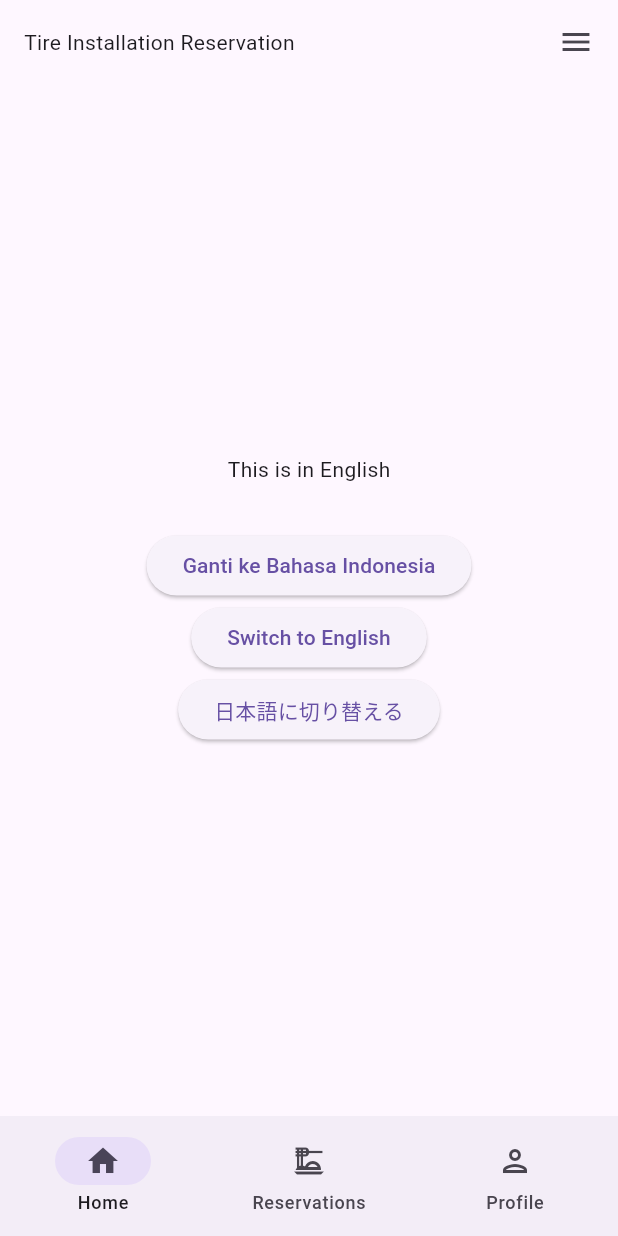
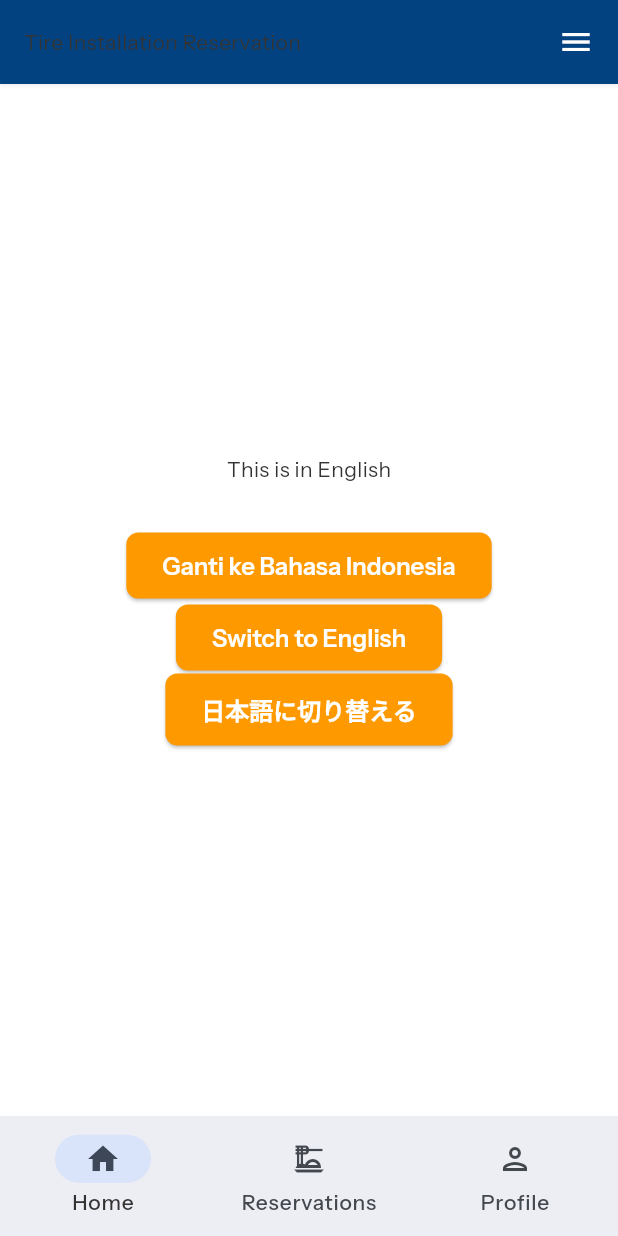
Before and after one commit to Rizz404/tires, a Flutter app: the screen it shows after launch, on a phone screen of 412 x 824 dp. Run offline on Flutter 3.47's test engine with Material 3 defaults, Android fonts, the phone set to English and light mode, and no system bars; our stand-ins replace auto_route, bot_toast, cached_network_image, dio, equatable, flutter_form_builder and 5 more.

Commit message:
feat(theme): add theme

```diff
--- a/lib/core/theme/app_theme.dart
+++ b/lib/core/theme/app_theme.dart
@@ -0,0 +1,171 @@
+import 'package:flutter/cupertino.dart';
+import 'package:flutter/material.dart';
+
+class AppTheme {
+  // * Font Families from CSS
+  static const String fontSans = 'InstrumentSans';
+  static const String fontJP = 'NotoSansJP';
+  static const String fontEN = 'NotoSans';
+
+  // * Color Palette from CSS
+  static const Color brand = Color(0xFF004080);
+  static const Color brandSub = Color(0xFFE6F0FA);
+  static const Color mainButton = Color(0xFFFF9900);
+  static const Color mainButtonHover = Color(0xFFE68A00);
+  static const Color mainText = Color(0xFF333333);
+  static const Color link = Color(0xFF004080);
+  static const Color linkHover = Color(0xFF002244);
+  static const Color disabled = Color(0xFFE0E0E0);
+  static const Color footerBg = Color(0xFF004080);
+  static const Color footerText = Color(0xFFFFFFFF);
+
+  // * ThemeData Getter for Material Design (Light)
+  static ThemeData get lightTheme {
+    final baseTheme = ThemeData.light(useMaterial3: true);
+
+    return baseTheme.copyWith(
+      brightness: Brightness.light,
+      primaryColor: brand,
+      scaffoldBackgroundColor: Colors.white,
+      colorScheme: ColorScheme.fromSeed(
+        seedColor: brand,
+        brightness: Brightness.light,
+        primary: brand,
+        secondary: mainButton,
+        surface: Colors.white,
+        onSurface: mainText,
+        error: Colors.red.shade700,
+      ),
+      textTheme: baseTheme.textTheme
+          .copyWith(
+            // Mapping from CSS text sizes
+            headlineLarge: const TextStyle(
+              fontSize: 24,
+              fontWeight: FontWeight.bold,
+              color: mainText,
+            ),
+            headlineMedium: const TextStyle(
+              fontSize: 20,
+              fontWeight: FontWeight.bold,
+              color: mainText,
+            ),
+            headlineSmall: const TextStyle(
+              fontSize: 18,
+              fontWeight: FontWeight.w600,
+              color: mainText,
+            ),
+            titleLarge: const TextStyle(
+              fontSize: 16,
+              fontWeight: FontWeight.w600,
+              color: mainText,
+            ),
+            bodyLarge: const TextStyle(fontSize: 16, color: mainText),
+            bodyMedium: const TextStyle(fontSize: 14, color: mainText),
+            labelLarge: const TextStyle(
+              fontSize: 16,
+              fontWeight: FontWeight.w500,
+            ),
+            labelMedium: const TextStyle(
+              fontSize: 14,
+              fontWeight: FontWeight.w500,
+            ),
+          )
+          .apply(
+            fontFamily: fontSans,
+            bodyColor: mainText,
+            displayColor: mainText,
+          ),
+      appBarTheme: const AppBarTheme(
+        backgroundColor: brand,
+        foregroundColor: Colors.white,
+        elevation: 1,
+        shadowColor: Colors.black26,
+        titleTextStyle: TextStyle(
+          fontFamily: fontSans,
+          fontSize: 18,
+          fontWeight: FontWeight.w600,
+          color: Colors.white,
+        ),
+      ),
+      cardTheme: CardThemeData(
+        color: Colors.white,
+        elevation: 2,
+        shadowColor: Colors.grey.withValues(alpha: 0.2),
+        shape: RoundedRectangleBorder(
+          borderRadius: BorderRadius.circular(8),
+          side: BorderSide(color: Colors.grey.shade200, width: 1),
+        ),
+      ),
+      elevatedButtonTheme: ElevatedButtonThemeData(
+        style: ElevatedButton.styleFrom(
+          backgroundColor: mainButton,
+          foregroundColor: Colors.white,
+          disabledBackgroundColor: disabled,
+          disabledForegroundColor: Colors.grey.shade600,
+          textStyle: const TextStyle(
+            fontFamily: fontSans,
+            fontSize: 16,
+            fontWeight: FontWeight.w600,
+          ),
+          shape: RoundedRectangleBorder(borderRadius: BorderRadius.circular(8)),
+          padding: const EdgeInsets.symmetric(horizontal: 24, vertical: 12),
+        ),
+      ),
+      textButtonTheme: TextButtonThemeData(
+        style: TextButton.styleFrom(
+          foregroundColor: link,
+          textStyle: const TextStyle(fontWeight: FontWeight.w600),
+        ),
+      ),
+      inputDecorationTheme: InputDecorationTheme(
+        filled: true,
+        fillColor: Colors.grey.shade100,
+        contentPadding: const EdgeInsets.symmetric(
+          horizontal: 16,
+          vertical: 14,
+        ),
+        border: OutlineInputBorder(
+          borderRadius: BorderRadius.circular(8),
+          borderSide: BorderSide.none,
+        ),
+        focusedBorder: OutlineInputBorder(
+          borderRadius: BorderRadius.circular(8),
+          borderSide: const BorderSide(color: brand, width: 2),
+        ),
+        hintStyle: TextStyle(color: Colors.grey.shade500),
+      ),
+    );
+  }
+
+  // * CupertinoThemeData Getter for iOS
+  static CupertinoThemeData get cupertinoTheme {
+    return const CupertinoThemeData(
+      brightness: Brightness.light,
+      primaryColor: brand,
+      scaffoldBackgroundColor: Colors.white,
+      barBackgroundColor: brand,
+      primaryContrastingColor:
+          Colors.white, // Color for text/icons on primaryColor
+      textTheme: CupertinoTextThemeData(
+        textStyle: TextStyle(fontFamily: fontSans, color: mainText),
+        navLargeTitleTextStyle: TextStyle(
+          fontFamily: fontSans,
+          fontSize: 24,
+          fontWeight: FontWeight.bold,
+          color: mainText,
+        ),
+        navTitleTextStyle: TextStyle(
+          fontFamily: fontSans,
+          fontSize: 18,
+          fontWeight: FontWeight.w600,
+          color: mainText,
+        ),
+        pickerTextStyle: TextStyle(fontFamily: fontSans, color: mainText),
+        dateTimePickerTextStyle: TextStyle(
+          fontFamily: fontSans,
+          color: mainText,
+        ),
+      ),
+    );
+  }
+}
--- a/lib/main.dart
+++ b/lib/main.dart
@@ -1,6 +1,7 @@
 import 'package:flutter/material.dart';
 import 'package:flutter_riverpod/flutter_riverpod.dart';
 import 'package:flutter_secure_storage/flutter_secure_storage.dart';
+import 'package:tires/core/theme/app_theme.dart';
 import 'package:tires/di/common_providers.dart';
 import 'package:shared_preferences/shared_preferences.dart';
 import 'package:bot_toast/bot_toast.dart';
@@ -53,7 +54,7 @@ class MyApp extends ConsumerWidget {
     return MaterialApp.router(
       debugShowCheckedModeBanner: false,
       title: "Test App",
-      // theme: themeMode.getThemeData(context),
+      theme: AppTheme.lightTheme,
       builder: (context, child) => botToastBuilder(context, child),
       routerConfig: appRouter.config(
         navigatorObservers: () => [BotToastNavigatorObserver()],
```
Also changed, not shown: pubspec.yaml (+21 -14 lines).
